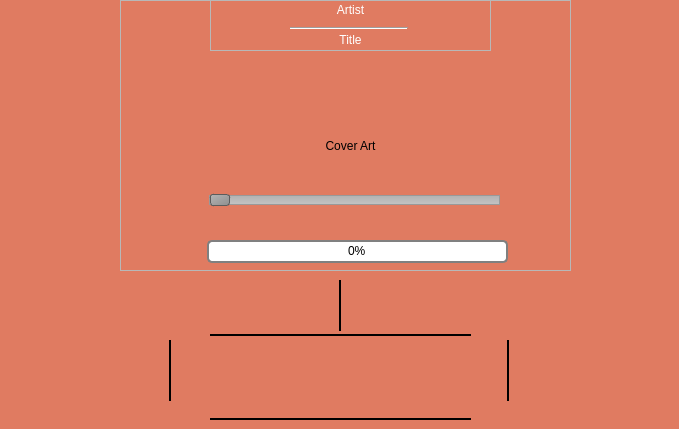
The window that SongScreen.ui (davjd/music-player) describes before a commit, drawn with Qt 5.
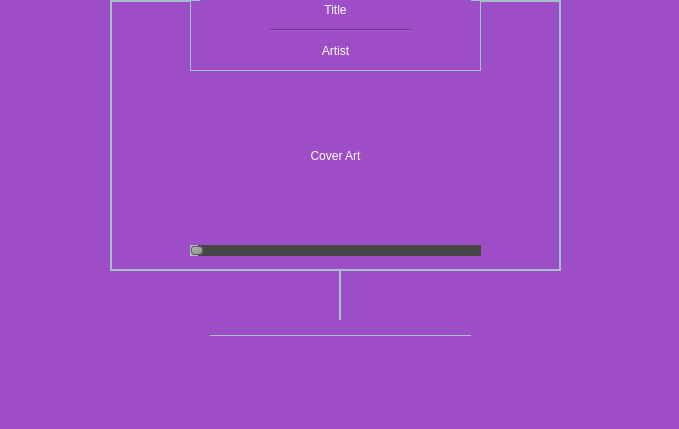
The same window after the commit. Icons and pictures are not drawn.

Patch:
```diff
--- a/SongScreen.ui
+++ b/SongScreen.ui
@@ -13,74 +13,14 @@
   <property name="windowTitle">
    <string>Form</string>
   </property>
-  <widget class="Line" name="line_2">
-   <property name="geometry">
-    <rect>
-     <x>210</x>
-     <y>320</y>
-     <width>261</width>
-     <height>31</height>
-    </rect>
-   </property>
-   <property name="frameShadow">
-    <enum>QFrame::Plain</enum>
-   </property>
-   <property name="lineWidth">
-    <number>2</number>
-   </property>
-   <property name="orientation">
-    <enum>Qt::Horizontal</enum>
-   </property>
-  </widget>
-  <widget class="Line" name="line_3">
-   <property name="geometry">
-    <rect>
-     <x>160</x>
-     <y>340</y>
-     <width>20</width>
-     <height>61</height>
-    </rect>
-   </property>
-   <property name="frameShadow">
-    <enum>QFrame::Plain</enum>
-   </property>
-   <property name="lineWidth">
-    <number>2</number>
-   </property>
-   <property name="orientation">
-    <enum>Qt::Vertical</enum>
-   </property>
-  </widget>
-  <widget class="Line" name="line_4">
-   <property name="geometry">
-    <rect>
-     <x>500</x>
-     <y>340</y>
-     <width>16</width>
-     <height>61</height>
-    </rect>
-   </property>
-   <property name="autoFillBackground">
-    <bool>false</bool>
-   </property>
-   <property name="styleSheet">
-    <string notr="true">color:black;
-</string>
-   </property>
-   <property name="frameShadow">
-    <enum>QFrame::Plain</enum>
-   </property>
-   <property name="lineWidth">
-    <number>2</number>
-   </property>
-   <property name="orientation">
-    <enum>Qt::Vertical</enum>
-   </property>
-  </widget>
+  <property name="styleSheet">
+   <string notr="true">/*background-color: rgb(224,123,97);*/
+background-color:rgb(157, 77, 197);</string>
+  </property>
   <widget class="QFrame" name="border">
    <property name="geometry">
     <rect>
-     <x>120</x>
+     <x>110</x>
      <y>0</y>
      <width>451</width>
      <height>271</height>
@@ -90,10 +30,10 @@
     <bool>false</bool>
    </property>
    <property name="styleSheet">
-    <string notr="true">border-color: rgb(92, 53, 102);</string>
+    <string notr="true">color: rgb(164, 192, 200);</string>
    </property>
    <property name="frameShape">
-    <enum>QFrame::StyledPanel</enum>
+    <enum>QFrame::Box</enum>
    </property>
    <property name="frameShadow">
     <enum>QFrame::Plain</enum>
@@ -104,92 +44,101 @@
    <widget class="QFrame" name="frame">
     <property name="geometry">
      <rect>
-      <x>90</x>
+      <x>80</x>
       <y>0</y>
-      <width>281</width>
-      <height>51</height>
+      <width>291</width>
+      <height>71</height>
      </rect>
     </property>
     <property name="frameShape">
-     <enum>QFrame::StyledPanel</enum>
+     <enum>QFrame::Box</enum>
     </property>
     <property name="frameShadow">
-     <enum>QFrame::Raised</enum>
+     <enum>QFrame::Plain</enum>
     </property>
-    <widget class="QLabel" name="artist">
-     <property name="geometry">
-      <rect>
-       <x>0</x>
-       <y>0</y>
-       <width>281</width>
-       <height>20</height>
-      </rect>
-     </property>
-     <property name="layoutDirection">
-      <enum>Qt::LeftToRight</enum>
-     </property>
-     <property name="styleSheet">
-      <string notr="true">color:white;</string>
-     </property>
-     <property name="frameShape">
-      <enum>QFrame::NoFrame</enum>
-     </property>
-     <property name="text">
-      <string>Artist</string>
-     </property>
-     <property name="alignment">
-      <set>Qt::AlignCenter</set>
-     </property>
-    </widget>
-    <widget class="QLabel" name="title">
-     <property name="geometry">
-      <rect>
-       <x>0</x>
-       <y>30</y>
-       <width>281</width>
-       <height>20</height>
-      </rect>
-     </property>
-     <property name="layoutDirection">
-      <enum>Qt::LeftToRight</enum>
-     </property>
-     <property name="styleSheet">
-      <string notr="true">color:white;
-</string>
-     </property>
-     <property name="frameShape">
-      <enum>QFrame::NoFrame</enum>
-     </property>
-     <property name="text">
-      <string>Title</string>
-     </property>
-     <property name="alignment">
-      <set>Qt::AlignCenter</set>
-     </property>
-    </widget>
+    <property name="lineWidth">
+     <number>1</number>
+    </property>
     <widget class="Line" name="line_6">
      <property name="geometry">
       <rect>
        <x>80</x>
        <y>20</y>
-       <width>118</width>
-       <height>16</height>
+       <width>141</width>
+       <height>20</height>
       </rect>
      </property>
      <property name="orientation">
       <enum>Qt::Horizontal</enum>
      </property>
     </widget>
+    <widget class="QLabel" name="title">
+     <property name="geometry">
+      <rect>
+       <x>10</x>
+       <y>0</y>
+       <width>271</width>
+       <height>20</height>
+      </rect>
+     </property>
+     <property name="layoutDirection">
+      <enum>Qt::LeftToRight</enum>
+     </property>
+     <property name="styleSheet">
+      <string notr="true">color:white;
+</string>
+     </property>
+     <property name="frameShape">
+      <enum>QFrame::NoFrame</enum>
+     </property>
+     <property name="lineWidth">
+      <number>1</number>
+     </property>
+     <property name="text">
+      <string>Title</string>
+     </property>
+     <property name="alignment">
+      <set>Qt::AlignCenter</set>
+     </property>
+    </widget>
+    <widget class="QLabel" name="artist">
+     <property name="geometry">
+      <rect>
+       <x>10</x>
+       <y>40</y>
+       <width>271</width>
+       <height>21</height>
+      </rect>
+     </property>
+     <property name="layoutDirection">
+      <enum>Qt::LeftToRight</enum>
+     </property>
+     <property name="styleSheet">
+      <string notr="true">color:white;</string>
+     </property>
+     <property name="frameShape">
+      <enum>QFrame::NoFrame</enum>
+     </property>
+     <property name="text">
+      <string>Artist</string>
+     </property>
+     <property name="alignment">
+      <set>Qt::AlignCenter</set>
+     </property>
+    </widget>
    </widget>
    <widget class="QPushButton" name="pushButton">
     <property name="geometry">
      <rect>
-      <x>90</x>
-      <y>50</y>
-      <width>281</width>
-      <height>191</height>
+      <x>80</x>
+      <y>70</y>
+      <width>291</width>
+      <height>171</height>
      </rect>
     </property>
+    <property name="styleSheet">
+     <string notr="true">color:white;</string>
+    </property>
     <property name="text">
      <string notr="true">Cover Art</string>
     </property>
@@ -203,78 +152,70 @@
      <bool>true</bool>
     </property>
    </widget>
-   <widget class="QProgressBar" name="position">
+   <widget class="QSlider" name="progress">
+    <property name="enabled">
+     <bool>true</bool>
+    </property>
     <property name="geometry">
      <rect>
-      <x>87</x>
+      <x>80</x>
       <y>240</y>
-      <width>301</width>
-      <height>23</height>
-     </rect>
-    </property>
-    <property name="styleSheet">
-     <string notr="true">QProgressBar {
-    border: 2px solid grey;
-    border-radius: 5px;
-	text-align: center;
-}
-
-QProgressBar::chunk {
-    background-color: #CD96CD;
-    width: 10px;
-    margin: 0.5px;
-}</string>
-    </property>
-    <property name="value">
-     <number>0</number>
-    </property>
-    <property name="textVisible">
-     <bool>true</bool>
-    </property>
-    <property name="orientation">
-     <enum>Qt::Horizontal</enum>
-    </property>
-    <property name="invertedAppearance">
-     <bool>false</bool>
-    </property>
-   </widget>
-   <widget class="QSlider" name="horizontalSlider">
-    <property name="geometry">
-     <rect>
-      <x>89</x>
-      <y>190</y>
       <width>291</width>
       <height>20</height>
      </rect>
     </property>
     <property name="styleSheet">
-     <string notr="true">QSlider::groove:horizontal {
-    border: 1px solid #999999;
-    height: 8px;
-    background: qlineargradient(x1:0, y1:0, x2:0, y2:1, stop:0 #B1B1B1, stop:1 #c4c4c4);
-    margin: 2px 0;
-}
-
-QSlider::handle:horizontal {
+     <string notr="true">QSlider::handle:horizontal {
     background: qlineargradient(x1:0, y1:0, x2:1, y2:1, stop:0 #b4b4b4, stop:1 #8f8f8f);
     border: 1px solid #5c5c5c;
-    width: 18px;
+    width: 10px;
     margin: -2px 0;
     border-radius: 3px;
-}</string>
+}
+
+QSlider::groove:horizontal
+{
+    border: 1px solid #999999;
+    height: 5px;
+    background: qlineargradient(x1:0, y1:0, x2:0, y2:1, stop:0 #B1B1B1, stop:1 #c4c4c4);
+    margin: 2px 0;
+}  
+
+QSlider::sub-page
+{
+    background: rgb(164, 192, 200);
+}
+
+QSlider::add-page 
+{
+    background: rgb(70, 70, 70);
+}
+</string>
+    </property>
+    <property name="maximum">
+     <number>45000</number>
+    </property>
+    <property name="tracking">
+     <bool>true</bool>
     </property>
     <property name="orientation">
      <enum>Qt::Horizontal</enum>
     </property>
+    <property name="invertedAppearance">
+     <bool>false</bool>
+    </property>
+    <property name="invertedControls">
+     <bool>false</bool>
+    </property>
    </widget>
   </widget>
   <widget class="QPushButton" name="middle">
    <property name="geometry">
     <rect>
      <x>300</x>
-     <y>330</y>
+     <y>340</y>
      <width>81</width>
-     <height>91</height>
+     <height>81</height>
     </rect>
    </property>
    <property name="autoFillBackground">
@@ -308,90 +249,10 @@
     <bool>true</bool>
    </property>
   </widget>
-  <widget class="QPushButton" name="right">
-   <property name="geometry">
-    <rect>
-     <x>420</x>
-     <y>330</y>
-     <width>81</width>
-     <height>91</height>
-    </rect>
-   </property>
-   <property name="autoFillBackground">
-    <bool>false</bool>
-   </property>
-   <property name="styleSheet">
-    <string notr="true">* {
-	background-color: rgba(0,125,0,0);
-}
-
-</string>
-   </property>
-   <property name="text">
-    <string/>
-   </property>
-   <property name="icon">
-    <iconset>
-     <disabledoff>:/buttons/next.svg</disabledoff>
-    </iconset>
-   </property>
-   <property name="iconSize">
-    <size>
-     <width>70</width>
-     <height>75</height>
-    </size>
-   </property>
-   <property name="autoDefault">
-    <bool>false</bool>
-   </property>
-   <property name="flat">
-    <bool>true</bool>
-   </property>
-  </widget>
-  <widget class="QPushButton" name="left">
-   <property name="geometry">
-    <rect>
-     <x>180</x>
-     <y>330</y>
-     <width>81</width>
-     <height>91</height>
-    </rect>
-   </property>
-   <property name="autoFillBackground">
-    <bool>false</bool>
-   </property>
-   <property name="styleSheet">
-    <string notr="true">* {
-	background-color: rgba(0,125,0,0);
-}
-
-</string>
-   </property>
-   <property name="text">
-    <string/>
-   </property>
-   <property name="icon">
-    <iconset>
-     <disabledoff>:/buttons/previous.svg</disabledoff>
-    </iconset>
-   </property>
-   <property name="iconSize">
-    <size>
-     <width>70</width>
-     <height>75</height>
-    </size>
-   </property>
-   <property name="autoDefault">
-    <bool>false</bool>
-   </property>
-   <property name="flat">
-    <bool>true</bool>
-   </property>
-  </widget>
   <widget class="QPushButton" name="shuffle">
    <property name="geometry">
     <rect>
-     <x>260</x>
+     <x>250</x>
      <y>280</y>
      <width>51</width>
      <height>41</height>
@@ -431,7 +292,7 @@
   <widget class="QPushButton" name="repeat">
    <property name="geometry">
     <rect>
-     <x>370</x>
+     <x>360</x>
      <y>280</y>
      <width>41</width>
      <height>41</height>
@@ -466,17 +327,119 @@
     <bool>true</bool>
    </property>
   </widget>
+  <widget class="QPushButton" name="left">
+   <property name="geometry">
+    <rect>
+     <x>240</x>
+     <y>360</y>
+     <width>41</width>
+     <height>51</height>
+    </rect>
+   </property>
+   <property name="autoFillBackground">
+    <bool>false</bool>
+   </property>
+   <property name="styleSheet">
+    <string notr="true">* {
+	background-color: rgba(0,125,0,0);
+}
+
+</string>
+   </property>
+   <property name="text">
+    <string/>
+   </property>
+   <property name="icon">
+    <iconset>
+     <disabledoff>:/buttons/previous.svg</disabledoff>
+    </iconset>
+   </property>
+   <property name="iconSize">
+    <size>
+     <width>70</width>
+     <height>75</height>
+    </size>
+   </property>
+   <property name="autoDefault">
+    <bool>false</bool>
+   </property>
+   <property name="flat">
+    <bool>true</bool>
+   </property>
+  </widget>
+  <widget class="QPushButton" name="right">
+   <property name="geometry">
+    <rect>
+     <x>400</x>
+     <y>360</y>
+     <width>41</width>
+     <height>51</height>
+    </rect>
+   </property>
+   <property name="autoFillBackground">
+    <bool>false</bool>
+   </property>
+   <property name="styleSheet">
+    <string notr="true">* {
+	background-color: rgba(0,125,0,0);
+}
+
+</string>
+   </property>
+   <property name="text">
+    <string/>
+   </property>
+   <property name="icon">
+    <iconset>
+     <disabledoff>:/buttons/next.svg</disabledoff>
+    </iconset>
+   </property>
+   <property name="iconSize">
+    <size>
+     <width>70</width>
+     <height>75</height>
+    </size>
+   </property>
+   <property name="autoDefault">
+    <bool>false</bool>
+   </property>
+   <property name="flat">
+    <bool>true</bool>
+   </property>
+  </widget>
+  <widget class="Line" name="line_2">
+   <property name="geometry">
+    <rect>
+     <x>210</x>
+     <y>320</y>
+     <width>261</width>
+     <height>31</height>
+    </rect>
+   </property>
+   <property name="styleSheet">
+    <string notr="true">color: rgb(164, 192, 200);</string>
+   </property>
+   <property name="frameShadow">
+    <enum>QFrame::Plain</enum>
+   </property>
+   <property name="lineWidth">
+    <number>1</number>
+   </property>
+   <property name="orientation">
+    <enum>Qt::Horizontal</enum>
+   </property>
+  </widget>
   <widget class="Line" name="line_5">
    <property name="geometry">
     <rect>
      <x>330</x>
-     <y>280</y>
+     <y>270</y>
      <width>20</width>
-     <height>51</height>
+     <height>61</height>
     </rect>
    </property>
    <property name="styleSheet">
-    <string notr="true"/>
+    <string notr="true">color: rgb(164, 192, 200);</string>
    </property>
    <property name="frameShadow">
     <enum>QFrame::Plain</enum>
@@ -488,52 +451,14 @@
     <enum>Qt::Vertical</enum>
    </property>
   </widget>
-  <widget class="QWidget" name="widget" native="true">
-   <property name="geometry">
-    <rect>
-     <x>0</x>
-     <y>-1</y>
-     <width>681</width>
-     <height>431</height>
-    </rect>
-   </property>
-   <property name="autoFillBackground">
-    <bool>false</bool>
-   </property>
-   <property name="styleSheet">
-    <string notr="true">background-color: rgb(224,123,97);</string>
-   </property>
-   <widget class="Line" name="line">
-    <property name="geometry">
-     <rect>
-      <x>210</x>
-      <y>410</y>
-      <width>261</width>
-      <height>21</height>
-     </rect>
-    </property>
-    <property name="frameShadow">
-     <enum>QFrame::Plain</enum>
-    </property>
-    <property name="lineWidth">
-     <number>2</number>
-    </property>
-    <property name="orientation">
-     <enum>Qt::Horizontal</enum>
-    </property>
-   </widget>
-  </widget>
-  <zorder>widget</zorder>
-  <zorder>line_2</zorder>
-  <zorder>line_3</zorder>
-  <zorder>line_4</zorder>
+  <zorder>line_5</zorder>
   <zorder>border</zorder>
-  <zorder>middle</zorder>
-  <zorder>right</zorder>
-  <zorder>left</zorder>
   <zorder>shuffle</zorder>
   <zorder>repeat</zorder>
-  <zorder>line_5</zorder>
+  <zorder>left</zorder>
+  <zorder>right</zorder>
+  <zorder>line_2</zorder>
+  <zorder>middle</zorder>
  </widget>
  <resources/>
  <connections>
```
Left out of the diff: 65 changed lines with no effect on the pictures.
